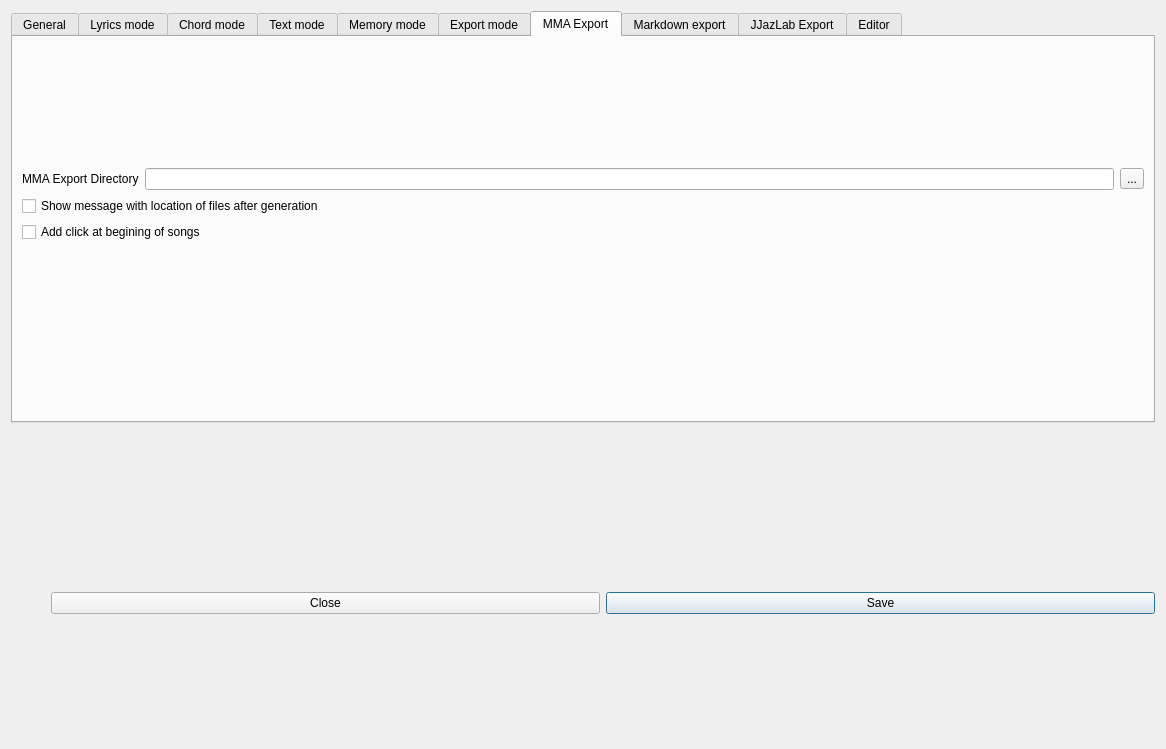
This is src/dialogconfiguration.ui in gillesmaire/chordv as Qt 5 draws it before an edit. The edited form follows.
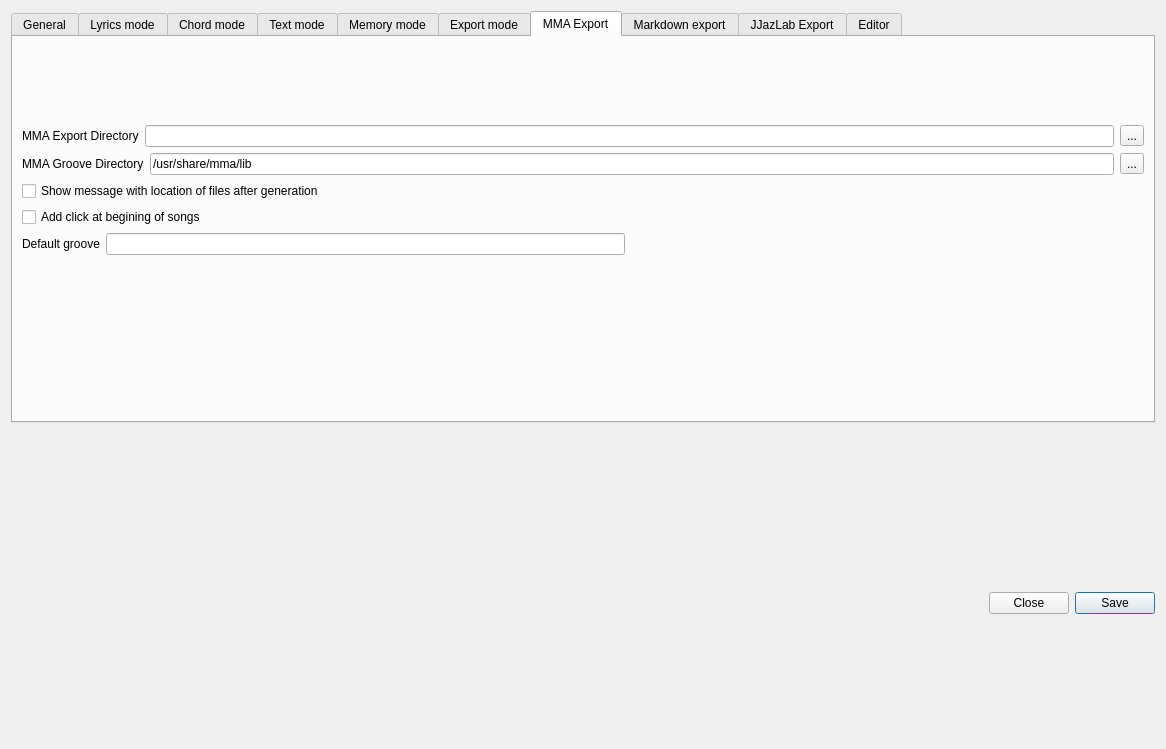
This is the edited form. Custom widgets are drawn as their Qt base class.

The edit to the form file:
```diff
--- a/src/dialogconfiguration.ui
+++ b/src/dialogconfiguration.ui
@@ -730,9 +730,9 @@
         <attribute name="title">
          <string>MMA Export</string>
         </attribute>
-        <layout class="QHBoxLayout" name="horizontalLayout_11">
+        <layout class="QHBoxLayout" name="horizontalLayout_13">
          <item>
-          <layout class="QVBoxLayout" name="verticalLayout_24">
+          <layout class="QVBoxLayout" name="verticalLayout_21">
            <item>
             <spacer name="verticalSpacer_7">
              <property name="orientation">
@@ -747,8 +747,6 @@
             </spacer>
            </item>
            <item>
-            <layout class="QVBoxLayout" name="verticalLayout_23">
-             <item>
               <layout class="QHBoxLayout" name="horizontalLayout_10">
                <item>
                 <widget class="QLabel" name="labelMMA">
@@ -770,7 +768,30 @@
               </layout>
              </item>
              <item>
-              <layout class="QVBoxLayout" name="verticalLayout_21">
+            <layout class="QHBoxLayout" name="horizontalLayout_12">
+             <item>
+              <widget class="QLabel" name="labelGrooveDirectory">
+               <property name="text">
+                <string>MMA Groove Directory</string>
+               </property>
+              </widget>
+             </item>
+             <item>
+              <widget class="QLineEdit" name="lineEditGrooveDirectory">
+               <property name="text">
+                <string>/usr/share/mma/lib</string>
+               </property>
+              </widget>
+             </item>
+             <item>
+              <widget class="QToolButton" name="toolButtonMMAGrooveDirectory">
+               <property name="text">
+                <string>...</string>
+               </property>
+              </widget>
+             </item>
+            </layout>
+           </item>
                <item>
                 <widget class="QCheckBox" name="checkBoxMMAExportShowDir">
                  <property name="text">
@@ -785,6 +806,33 @@
                  </property>
                 </widget>
                </item>
+           <item>
+            <layout class="QHBoxLayout" name="horizontalLayout_11">
+             <item>
+              <widget class="QLabel" name="label_3">
+               <property name="text">
+                <string>Default groove</string>
+               </property>
+              </widget>
+             </item>
+             <item>
+              <widget class="QLineEdit" name="lineEditDefaultGroove"/>
+             </item>
+             <item>
+              <spacer name="horizontalSpacer_7">
+               <property name="orientation">
+                <enum>Qt::Orientation::Horizontal</enum>
+               </property>
+               <property name="sizeHint" stdset="0">
+                <size>
+                 <width>40</width>
+                 <height>20</height>
+                </size>
+               </property>
+              </spacer>
+             </item>
+            </layout>
+           </item>
                <item>
                 <spacer name="horizontalSpacer_6">
                  <property name="orientation">
@@ -798,10 +846,6 @@
                  </property>
                 </spacer>
                </item>
-              </layout>
-             </item>
-            </layout>
-           </item>
            <item>
             <spacer name="verticalSpacer_8">
              <property name="orientation">
@@ -1046,6 +1090,19 @@
        </property>
       </spacer>
      </item>
+     <item>
+      <spacer name="horizontalSpacer_9">
+       <property name="orientation">
+        <enum>Qt::Orientation::Horizontal</enum>
+       </property>
+       <property name="sizeHint" stdset="0">
+        <size>
+         <width>40</width>
+         <height>20</height>
+        </size>
+       </property>
+      </spacer>
+     </item>
      <item>
       <widget class="QPushButton" name="pushButtonClose">
        <property name="text">
```
Left out of the diff: 6 changed lines with no effect on the pictures. Lines whose indentation alone changed are shown as unchanged.
